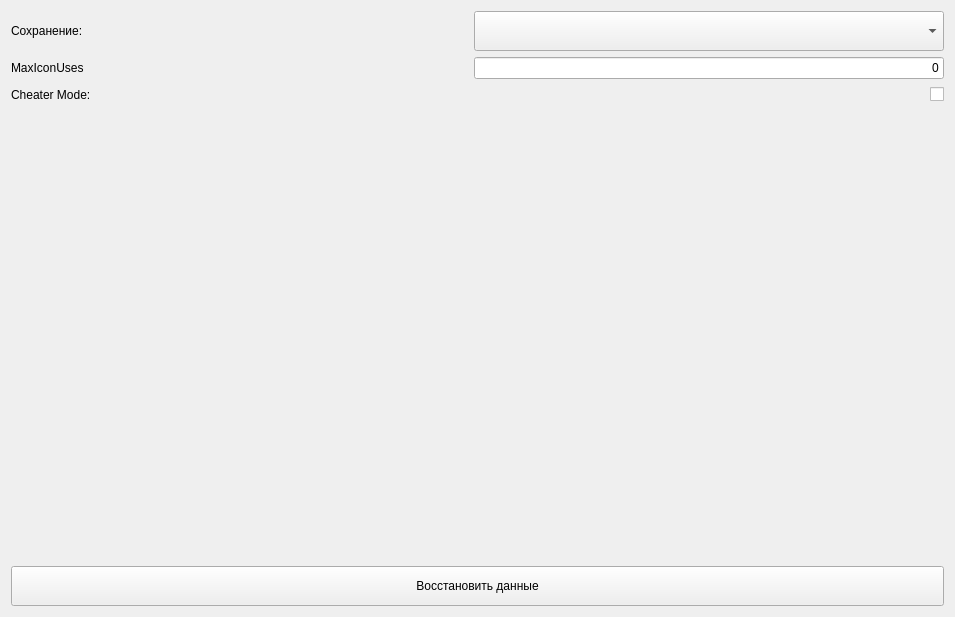
The window that tab_settings.ui (lDeathlWhisperl/TLHoN_SE) describes before a commit, drawn with Qt 5.
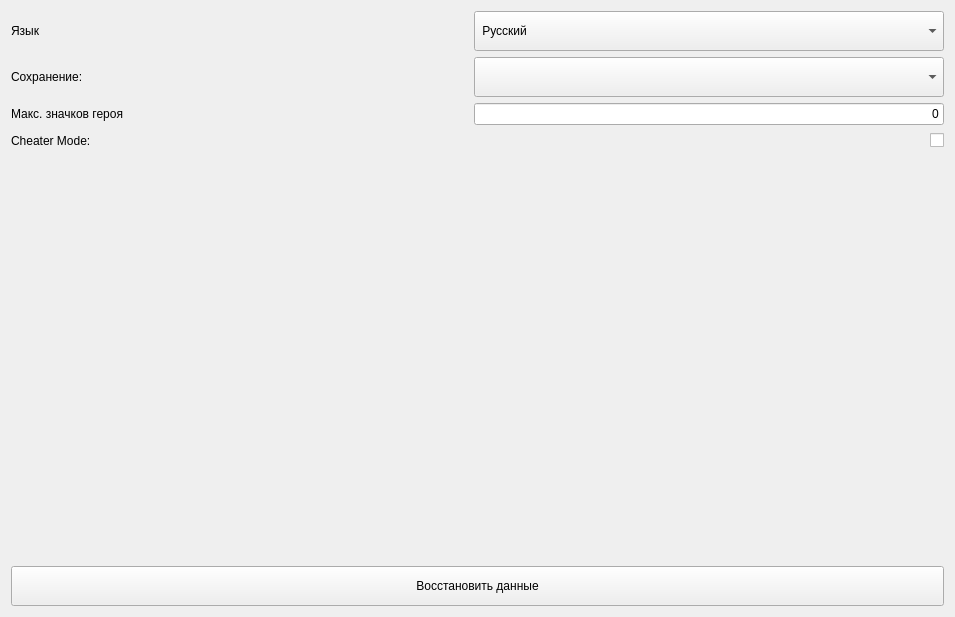
The same window after the commit.

```diff
--- a/tab_settings.ui
+++ b/tab_settings.ui
@@ -19,7 +19,7 @@
   <layout class="QVBoxLayout" name="verticalLayout">
    <item>
     <layout class="QGridLayout" name="gridLayout">
-     <item row="0" column="1">
+     <item row="1" column="1">
       <widget class="QComboBox" name="cb_saves">
        <property name="minimumSize">
         <size>
@@ -50,7 +50,39 @@
        </property>
       </widget>
      </item>
-     <item row="0" column="0">
+     <item row="2" column="1">
+      <widget class="QLineEdit" name="le_maxIconUses">
+       <property name="minimumSize">
+        <size>
+         <width>0</width>
+         <height>10</height>
+        </size>
+       </property>
+       <property name="maximumSize">
+        <size>
+         <width>470</width>
+         <height>16777215</height>
+        </size>
+       </property>
+       <property name="layoutDirection">
+        <enum>Qt::LayoutDirection::LeftToRight</enum>
+       </property>
+       <property name="text">
+        <string>0</string>
+       </property>
+       <property name="alignment">
+        <set>Qt::AlignmentFlag::AlignRight|Qt::AlignmentFlag::AlignTrailing|Qt::AlignmentFlag::AlignVCenter</set>
+       </property>
+      </widget>
+     </item>
+     <item row="2" column="0">
+      <widget class="QLabel" name="label_3">
+       <property name="text">
+        <string>Макс. значков героя</string>
+       </property>
+      </widget>
+     </item>
+     <item row="1" column="0">
       <widget class="QLabel" name="label">
        <property name="minimumSize">
         <size>
@@ -63,7 +95,7 @@
        </property>
       </widget>
      </item>
-     <item row="2" column="1">
+     <item row="3" column="1">
       <widget class="QCheckBox" name="cb_cheater">
        <property name="layoutDirection">
         <enum>Qt::LayoutDirection::RightToLeft</enum>
@@ -76,7 +108,7 @@
        </property>
       </widget>
      </item>
-     <item row="2" column="0">
+     <item row="3" column="0">
       <widget class="QLabel" name="label_2">
        <property name="minimumSize">
         <size>
@@ -89,19 +121,19 @@
        </property>
       </widget>
      </item>
-     <item row="1" column="0">
-      <widget class="QLabel" name="label_3">
+     <item row="0" column="0">
+      <widget class="QLabel" name="label_4">
        <property name="text">
-        <string>MaxIconUses</string>
+        <string>Язык</string>
        </property>
       </widget>
      </item>
-     <item row="1" column="1">
-      <widget class="QLineEdit" name="le_maxIconUses">
+     <item row="0" column="1">
+      <widget class="QComboBox" name="cb_language">
        <property name="minimumSize">
         <size>
          <width>0</width>
-         <height>10</height>
+         <height>40</height>
         </size>
        </property>
        <property name="maximumSize">
@@ -110,15 +142,16 @@
          <height>16777215</height>
         </size>
        </property>
-       <property name="layoutDirection">
-        <enum>Qt::LayoutDirection::LeftToRight</enum>
-       </property>
-       <property name="text">
-        <string>0</string>
-       </property>
-       <property name="alignment">
-        <set>Qt::AlignmentFlag::AlignRight|Qt::AlignmentFlag::AlignTrailing|Qt::AlignmentFlag::AlignVCenter</set>
-       </property>
+       <item>
+        <property name="text">
+         <string> Русский</string>
+        </property>
+       </item>
+       <item>
+        <property name="text">
+         <string> English</string>
+        </property>
+       </item>
       </widget>
      </item>
     </layout>
```
